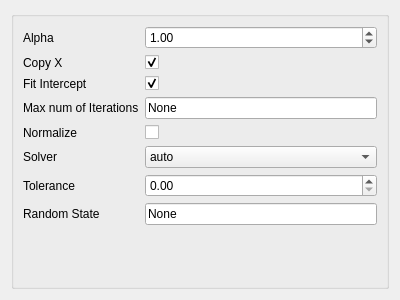
The window that point_spectra_gui/ui/UI Files/Ridge.ui (tisaconundrum2/PySAT-GUI) describes before a commit, drawn with Qt 5.
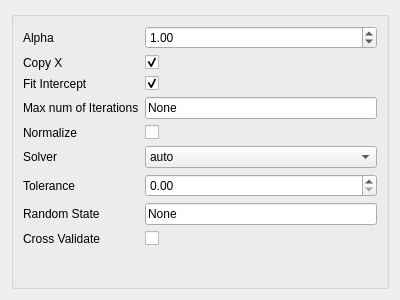
The same window after the commit.

Commit message: Adding missing CV to UIs

Patch:
```diff
--- a/point_spectra_gui/ui/UI Files/Ridge.ui
+++ b/point_spectra_gui/ui/UI Files/Ridge.ui
@@ -151,6 +151,16 @@
         </item>
        </widget>
       </item>
+      <item row="8" column="0">
+       <widget class="QLabel" name="crossValidateLabel">
+        <property name="text">
+         <string>Cross Validate</string>
+        </property>
+       </widget>
+      </item>
+      <item row="8" column="1">
+       <widget class="QCheckBox" name="crossValidateCheckBox"/>
+      </item>
      </layout>
     </widget>
    </item>
```
The commit also changes 5 other files.
